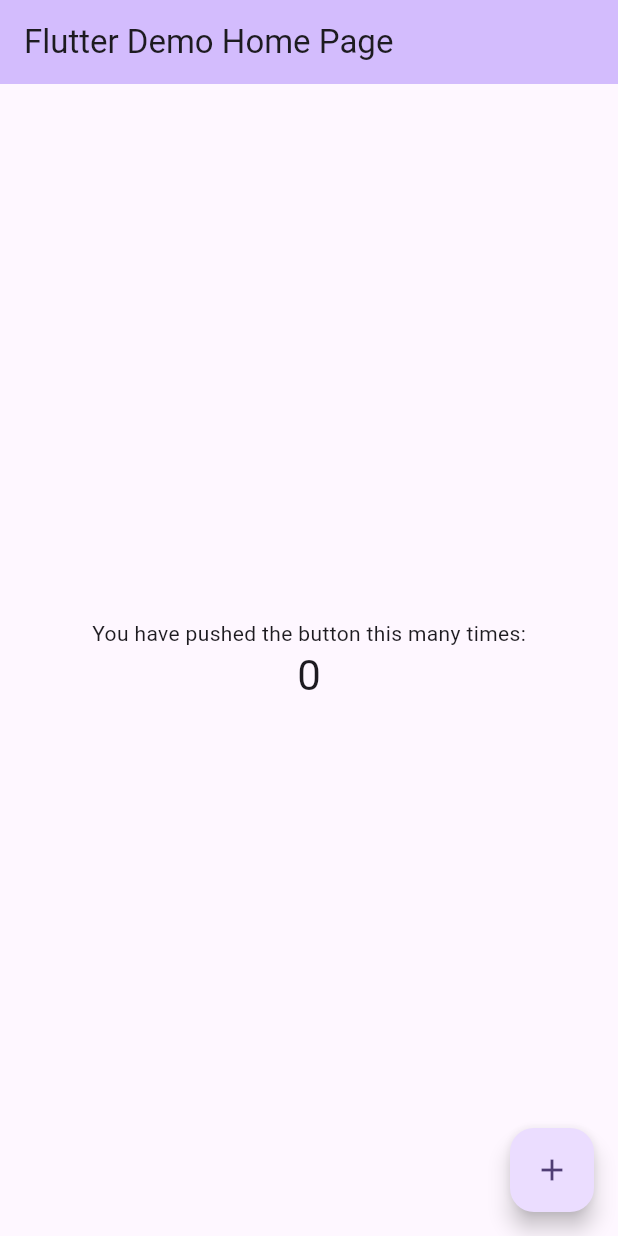
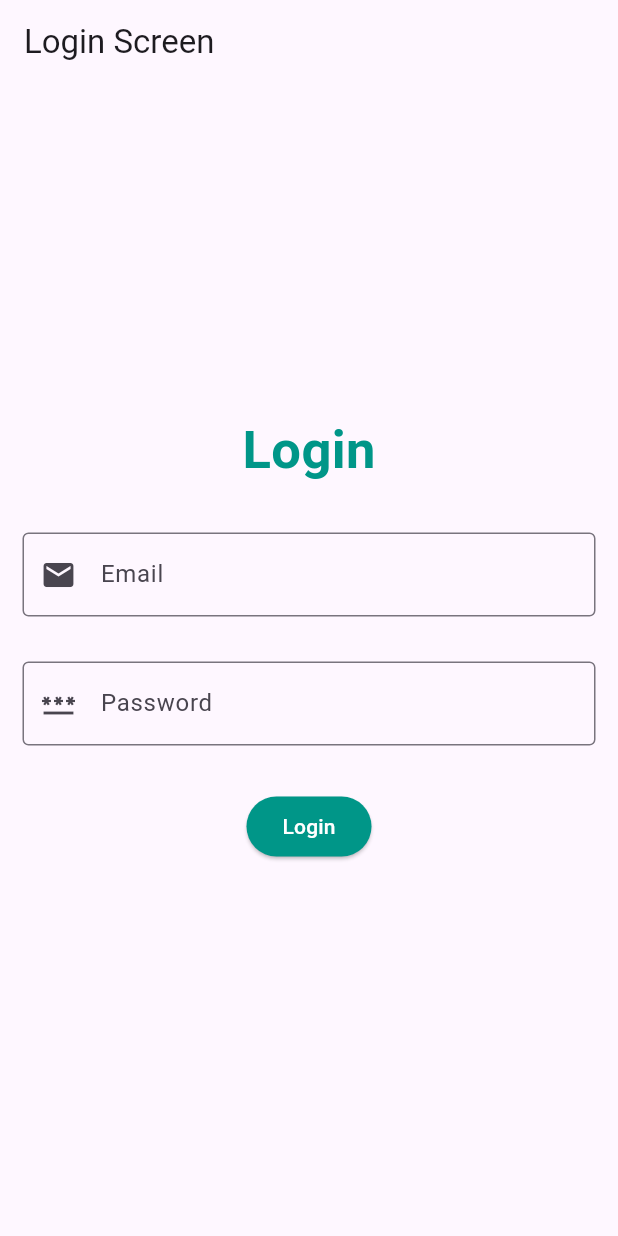
Before and after one commit to mehulsingh010/Flutter_Assg, a Flutter app: the screen it shows after launch, on a phone screen of 412 x 824 dp. Run offline on Flutter 3.47's test engine with Material 3 defaults, Android fonts, the phone set to English and light mode, and no system bars.

Commit message:
Feat: Login Page with validation (initial commit)

```diff
--- a/lib/main.dart
+++ b/lib/main.dart
@@ -1,122 +1,131 @@
 import 'package:flutter/material.dart';
 
 void main() {
-  runApp(const MyApp());
+  runApp(MyApp());
 }
 
 class MyApp extends StatelessWidget {
   const MyApp({super.key});
 
-  // This widget is the root of your application.
   @override
   Widget build(BuildContext context) {
     return MaterialApp(
-      title: 'Flutter Demo',
-      theme: ThemeData(
-        // This is the theme of your application.
-        //
-        // TRY THIS: Try running your application with "flutter run". You'll see
-        // the application has a purple toolbar. Then, without quitting the app,
-        // try changing the seedColor in the colorScheme below to Colors.green
-        // and then invoke "hot reload" (save your changes or press the "hot
-        // reload" button in a Flutter-supported IDE, or press "r" if you used
-        // the command line to start the app).
-        //
-        // Notice that the counter didn't reset back to zero; the application
-        // state is not lost during the reload. To reset the state, use hot
-        // restart instead.
-        //
-        // This works for code too, not just values: Most code changes can be
-        // tested with just a hot reload.
-        colorScheme: ColorScheme.fromSeed(seedColor: Colors.deepPurple),
-      ),
-      home: const MyHomePage(title: 'Flutter Demo Home Page'),
+      title: 'Login App',
+      debugShowCheckedModeBanner: false,
+      theme: ThemeData(primarySwatch: Colors.teal),
+      home: const LoginPage(),
     );
   }
 }
 
-class MyHomePage extends StatefulWidget {
-  const MyHomePage({super.key, required this.title});
-
-  // This widget is the home page of your application. It is stateful, meaning
-  // that it has a State object (defined below) that contains fields that affect
-  // how it looks.
-
-  // This class is the configuration for the state. It holds the values (in this
-  // case the title) provided by the parent (in this case the App widget) and
-  // used by the build method of the State. Fields in a Widget subclass are
-  // always marked "final".
-
-  final String title;
+class LoginPage extends StatefulWidget {
+  const LoginPage({super.key});
 
   @override
-  State<MyHomePage> createState() => _MyHomePageState();
+  State<LoginPage> createState() => _LoginPageState();
 }
 
-class _MyHomePageState extends State<MyHomePage> {
-  int _counter = 0;
-
-  void _incrementCounter() {
-    setState(() {
-      // This call to setState tells the Flutter framework that something has
-      // changed in this State, which causes it to rerun the build method below
-      // so that the display can reflect the updated values. If we changed
-      // _counter without calling setState(), then the build method would not be
-      // called again, and so nothing would appear to happen.
-      _counter++;
-    });
-  }
+class _LoginPageState extends State<LoginPage> {
+  final _formKey = GlobalKey<FormState>();
+  final TextEditingController _emailController = TextEditingController();
+  final TextEditingController _passwordController = TextEditingController();
 
   @override
   Widget build(BuildContext context) {
-    // This method is rerun every time setState is called, for instance as done
-    // by the _incrementCounter method above.
-    //
-    // The Flutter framework has been optimized to make rerunning build methods
-    // fast, so that you can just rebuild anything that needs updating rather
-    // than having to individually change instances of widgets.
     return Scaffold(
-      appBar: AppBar(
-        // TRY THIS: Try changing the color here to a specific color (to
-        // Colors.amber, perhaps?) and trigger a hot reload to see the AppBar
-        // change color while the other colors stay the same.
-        backgroundColor: Theme.of(context).colorScheme.inversePrimary,
-        // Here we take the value from the MyHomePage object that was created by
-        // the App.build method, and use it to set our appbar title.
-        title: Text(widget.title),
+      appBar: AppBar(title: Text('Login Screen')),
+      body: Column(
+        mainAxisAlignment: MainAxisAlignment.center,
+        crossAxisAlignment: CrossAxisAlignment.center,
+        children: [
+          Text(
+            'Login',
+            style: TextStyle(
+              fontSize: 35,
+              color: Colors.teal,
+              fontWeight: FontWeight.bold,
+            ),
+          ),
+          Padding(
+            padding: const EdgeInsets.symmetric(vertical: 30),
+            child: Form(
+              key: _formKey,
+              child: Column(
+                children: [
+                  Padding(
+                    padding: const EdgeInsets.symmetric(horizontal: 15),
+                    child: TextFormField(
+                      controller: _emailController,
+                      keyboardType: TextInputType.emailAddress,
+                      decoration: InputDecoration(
+                        labelText: 'Email',
+                        hintText: 'Enter Email',
+                        prefixIcon: Icon(Icons.email),
+                        border: OutlineInputBorder(),
+                      ),
+                      onChanged: (String value) {},
+                      validator: (value) {
+                        if (value == null || value.isEmpty) {
+                          return 'Please enter correct email';
+                        } else if (!RegExp(
+                          r'^(([^<>()[\]\\.,;:\s@\"]+(\.[^<>()[\]\\.,;:\s@\"]+)*)|(\".+\"))@((\[[0-9]{1,3}\.[0-9]{1,3}\.[0-9]{1,3}\.[0-9]{1,3}\])|(([a-zA-Z\-0-9]+\.)+[a-zA-Z]{2,}))$',
+                        ).hasMatch(value)) {
+                          return 'Please enter a valid email';
+                        }
+                        return null;
+                      },
+                    ),
+                  ),
+                  SizedBox(height: 30),
+                  Padding(
+                    padding: const EdgeInsets.symmetric(horizontal: 15),
+                    child: TextFormField(
+                      controller: _passwordController,
+                      obscureText: true,
+                      keyboardType: TextInputType.visiblePassword,
+                      decoration: InputDecoration(
+                        labelText: 'Password',
+                        hintText: 'Enter Password',
+                        prefixIcon: Icon(Icons.password),
+                        border: OutlineInputBorder(),
+                      ),
+                      onChanged: (String value) {},
+                      validator: (value) {
+                        if (value == null || value.isEmpty) {
+                          return 'Please Enter Password';
+                        } else if (value.length < 8) {
+                          return 'Password must be at least 8 characters';
+                        }
+                        return null;
+                      },
+                    ),
+                  ),
+
+                  SizedBox(height: 30),
+                  Padding(
+                    padding: const EdgeInsets.symmetric(horizontal: 35),
+                    child: ElevatedButton(
+                      onPressed: () {
+                        if (_formKey.currentState != null &&
+                            _formKey.currentState!.validate()) {
+                          ScaffoldMessenger.of(context).showSnackBar(
+                            SnackBar(content: Text('Login Successful')),
+                          );
+                        }
+                      },
+                      style: ElevatedButton.styleFrom(
+                        backgroundColor: Colors.teal, // was 'color' before
+                        foregroundColor: Colors.white, // was 'textColor' before
+                      ),
+                      child: Text('Login'),
+                    ),
+                  ),
+                ],
+              ),
+            ),
+          ),
+        ],
       ),
-      body: Center(
-        // Center is a layout widget. It takes a single child and positions it
-        // in the middle of the parent.
-        child: Column(
-          // Column is also a layout widget. It takes a list of children and
-          // arranges them vertically. By default, it sizes itself to fit its
-          // children horizontally, and tries to be as tall as its parent.
-          //
-          // Column has various properties to control how it sizes itself and
-          // how it positions its children. Here we use mainAxisAlignment to
-          // center the children vertically; the main axis here is the vertical
-          // axis because Columns are vertical (the cross axis would be
-          // horizontal).
-          //
-          // TRY THIS: Invoke "debug painting" (choose the "Toggle Debug Paint"
-          // action in the IDE, or press "p" in the console), to see the
-          // wireframe for each widget.
-          mainAxisAlignment: MainAxisAlignment.center,
-          children: <Widget>[
-            const Text('You have pushed the button this many times:'),
-            Text(
-              '$_counter',
-              style: Theme.of(context).textTheme.headlineMedium,
-            ),
-          ],
-        ),
-      ),
-      floatingActionButton: FloatingActionButton(
-        onPressed: _incrementCounter,
-        tooltip: 'Increment',
-        child: const Icon(Icons.add),
-      ), // This trailing comma makes auto-formatting nicer for build methods.
     );
   }
 }
```
